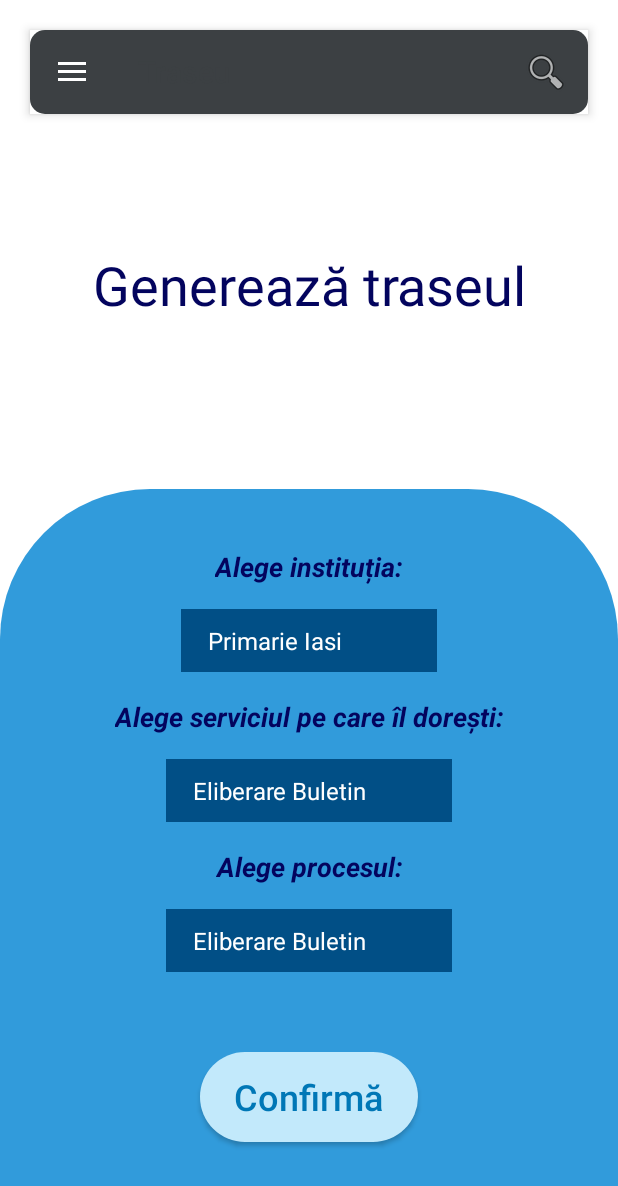
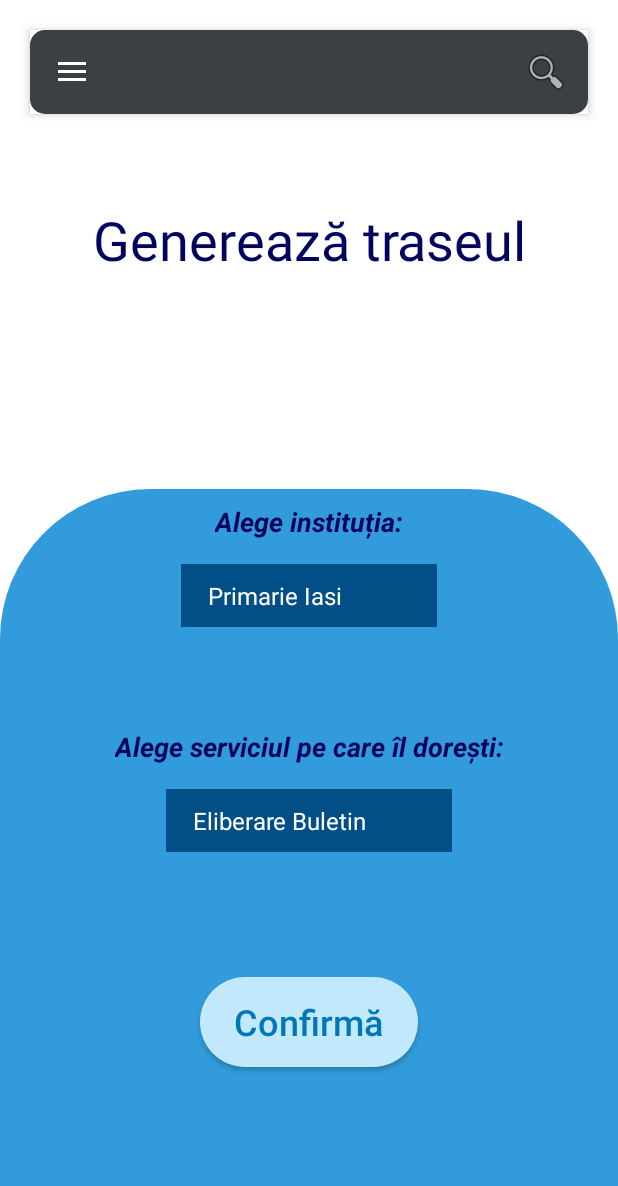
Before and after one commit to Ca3zsar/Bureaucracy-Hacks, an Android app: the screen it shows after launch (MainActivity), in the side drawer, after a tap on "Generare Traseu", on a phone screen of 412 x 824 dp. Shown: the top 1186 px of the screen. Run offline under Robolectric (Android 15) with nearby library versions, the phone set to English and light mode, and no system bars; our stand-ins replace navigation-ui.

Commit message:
Revert "Merge branch 'main' of https://github.com/Ca3zsar/Bureaucracy-Hacks into main"
This reverts commit 7d38ebb3219bd7f71df08622d59bd60eae649c08, reversing
changes made to 57436b5087904098e7f84ba358892870541f66f0.

```diff
--- a/Mobile/navBar3/app/src/main/java/com/example/navbar/ui/generareTraseu/TraseuFragment.kt
+++ b/Mobile/navBar3/app/src/main/java/com/example/navbar/ui/generareTraseu/TraseuFragment.kt
@@ -1,18 +1,16 @@
 package com.example.navbar.ui.generareTraseu
 
 import android.os.Bundle
-import android.util.Log
 import android.view.LayoutInflater
 import android.view.View
 import android.view.ViewGroup
-import android.widget.*
-import android.widget.Toast.LENGTH_LONG
+import android.widget.TextView
 import androidx.fragment.app.Fragment
 import androidx.lifecycle.Observer
 import androidx.lifecycle.ViewModelProvider
 import com.example.navbar.R
-import com.example.navbar.ui.generareTraseu.generareTraseuModel.departmentsListPost
-import com.example.navbar.ui.generareTraseu.generareTraseuRepository.generareTraseuRepository
+import com.example.navbar.ui.generareTraseu.TraseuViewModel
+
 
 class TraseuFragment : Fragment() {
 
@@ -23,9 +21,7 @@ class TraseuFragment : Fragment() {
             container: ViewGroup?,
             savedInstanceState: Bundle?
     ): View? {
-        val repository = generareTraseuRepository()
-        val viewModelFactory = departmentsListViewModelFactory(repository)
-        traseuViewModel = ViewModelProvider(this, viewModelFactory).get(TraseuViewModel::class.java)
+        traseuViewModel = ViewModelProvider(this).get(TraseuViewModel::class.java)
         val root = inflater.inflate(R.layout.fragment_traseu, container, false)
 
         val textView: TextView = root.findViewById(R.id.text_traseu);
@@ -35,50 +31,4 @@ class TraseuFragment : Fragment() {
         return root
     }
 
-    override fun onViewCreated(view: View, savedInstanceState: Bundle?) {
-        super.onViewCreated(view, savedInstanceState)
-
-        val spinner1 = view.findViewById<Spinner>(R.id.spInstitutii)
-
-        spinner1.onItemSelectedListener = object : AdapterView.OnItemSelectedListener{
-            val textView = view.findViewById<TextView>(R.id.text_traseu)
-
-            override fun onNothingSelected(parent: AdapterView<*>?) {
-                //traseuViewModel.getDepartmentsPost()
-            }
-
-            override fun onItemSelected(parent: AdapterView<*>?, view: View?, position: Int, id: Long) {
-                traseuViewModel.getDepartmentsPost()
-                traseuViewModel.myResponse1.observe(viewLifecycleOwner, Observer { response ->
-                    if (response.isSuccessful) {
-                        Log.d("Response", response.body()?.institutionName.toString())
-                        textView.text = response.body()?.institutionName.toString()
-                    }
-                    else{
-                        Log.d("Response", response.errorBody().toString())
-                        textView.text = response.code().toString()
-                        Toast.makeText(activity, textView.text, Toast.LENGTH_LONG).show()
-                    }
-                })
-            }
-        }
-
-//            val textView = view.findViewById<TextView>(R.id.text_traseu)
-//
-//            //val myPost = departmentsListPost("asd");
-//            traseuViewModel.getDepartmentsPost()
-//
-//           traseuViewModel.myResponse1.observe(viewLifecycleOwner, Observer { response ->
-//                if (response.isSuccessful) {
-//                    Log.d("Response", response.body()?.institutionName.toString())
-//                    textView.text = response.body()?.institutionName.toString()
-//              }
-//                 else{
-//                   Log.d("Response", response.errorBody().toString())
-//                   textView.text = response.code().toString()
-//                   Toast.makeText(activity, textView.text, Toast.LENGTH_LONG).show()
-//            }
-//        })
-
-    }
-  }
+}
--- a/Mobile/navBar3/app/src/main/java/com/example/navbar/ui/generareTraseu/TraseuViewModel.kt
+++ b/Mobile/navBar3/app/src/main/java/com/example/navbar/ui/generareTraseu/TraseuViewModel.kt
@@ -3,41 +3,11 @@ package com.example.navbar.ui.generareTraseu
 import androidx.lifecycle.LiveData
 import androidx.lifecycle.MutableLiveData
 import androidx.lifecycle.ViewModel
-import androidx.lifecycle.viewModelScope
-import com.example.navbar.ui.generareTraseu.generareTraseuModel.departmentsListPost
-import com.example.navbar.ui.generareTraseu.generareTraseuModel.institutionsListPost
-import com.example.navbar.ui.generareTraseu.generareTraseuModel.processesListPost
-import com.example.navbar.ui.generareTraseu.generareTraseuRepository.generareTraseuRepository
-import kotlinx.coroutines.launch
-import retrofit2.Response
 
-class TraseuViewModel(private val generareTraseuRepository: generareTraseuRepository) : ViewModel() {
+class TraseuViewModel : ViewModel() {
 
     private val _text = MutableLiveData<String>().apply {
         value = "This is traseu Fragment"
     }
     val text: LiveData<String> = _text
-
-    val myResponse1: MutableLiveData<Response<departmentsListPost>> = MutableLiveData()
-    val myResponse2: MutableLiveData<Response<institutionsListPost>> = MutableLiveData()
-    val myResponse3: MutableLiveData<Response<processesListPost>> = MutableLiveData()
-
-    fun getDepartmentsPost(){
-        viewModelScope.launch {
-            val departmentsResponse: Response<departmentsListPost> = generareTraseuRepository.getDepartmentsPost()
-            myResponse1.value = departmentsResponse
-        }
-    }
-    fun getInstitutionsPost(){
-        viewModelScope.launch {
-            val institutionsResponse: Response<institutionsListPost> = generareTraseuRepository.getInstitutionsPost()
-            myResponse2.value = institutionsResponse
-        }
-    }
-    fun getProcessesPost(){
-        viewModelScope.launch {
-            val processesResponse: Response<processesListPost> = generareTraseuRepository.getProcessesPost()
-            myResponse3.value = processesResponse
-        }
-    }
 }
--- a/Mobile/navBar3/app/src/main/java/com/example/navbar/ui/generareTraseu/departmentsListViewModelFactory.kt
+++ /dev/null
@@ -1,13 +0,0 @@
-package com.example.navbar.ui.generareTraseu
-
-import androidx.lifecycle.ViewModel
-import androidx.lifecycle.ViewModelProvider
-import com.example.navbar.ui.generareTraseu.generareTraseuRepository.generareTraseuRepository
-
-class departmentsListViewModelFactory (
-        private val repository: generareTraseuRepository
-): ViewModelProvider.Factory {
-    override fun <T : ViewModel?> create(modelClass: Class<T>): T {
-        return TraseuViewModel(repository) as T
-    }
-}
--- a/Mobile/navBar3/app/src/main/java/com/example/navbar/ui/generareTraseu/generareTraseuModel/departmentsListPost.kt
+++ /dev/null
@@ -1,5 +0,0 @@
-package com.example.navbar.ui.generareTraseu.generareTraseuModel
-
-class departmentsListPost (
-    val institutionName: String
-)
--- a/Mobile/navBar3/app/src/main/java/com/example/navbar/ui/generareTraseu/generareTraseuModel/institutionsListPost.kt
+++ /dev/null
@@ -1,5 +0,0 @@
-package com.example.navbar.ui.generareTraseu.generareTraseuModel
-
-class institutionsListPost (
-
-)
--- a/Mobile/navBar3/app/src/main/java/com/example/navbar/ui/generareTraseu/generareTraseuModel/processesListPost.kt
+++ /dev/null
@@ -1,5 +0,0 @@
-package com.example.navbar.ui.generareTraseu.generareTraseuModel
-
-class processesListPost (
-
-)
--- a/Mobile/navBar3/app/src/main/res/layout/fragment_traseu.xml
+++ b/Mobile/navBar3/app/src/main/res/layout/fragment_traseu.xml
@@ -17,15 +17,14 @@
         android:orientation="vertical"
         app:layout_constraintBottom_toBottomOf="parent"
         app:layout_constraintStart_toStartOf="parent"
-        app:layout_constraintTop_toBottomOf="@+id/titlu2"
-        app:layout_constraintVertical_bias="0.989" />
+        app:layout_constraintTop_toBottomOf="@+id/titlu2" />
 
     <Spinner
         android:id="@+id/traseuSp1"
         style="@style/Widget.AppCompat.Light.Spinner.DropDown.ActionBar"
         android:layout_width="wrap_content"
         android:layout_height="wrap_content"
-        android:layout_marginTop="330dp"
+        android:layout_marginTop="300dp"
         android:animateLayoutChanges="true"
         android:background="#014f86"
         android:clipToPadding="false"
@@ -43,30 +42,13 @@
         app:layout_constraintStart_toStartOf="parent"
         app:layout_constraintTop_toTopOf="parent"
         tools:visibility="visible" />
-        <!-- android:entries="@array/institutii" -->
+
     <Spinner
         android:id="@+id/traseuSp2"
         style="@style/Widget.AppCompat.Light.Spinner.DropDown.ActionBar"
         android:layout_width="wrap_content"
         android:layout_height="wrap_content"
-        android:layout_marginTop="430dp"
-        android:animateLayoutChanges="true"
-        android:background="#014f86"
-        android:dropDownWidth="match_parent"
-        android:entries="@array/servicii"
-        android:padding="10dip"
-        android:spinnerMode="dialog"
-        app:layout_constraintEnd_toEndOf="parent"
-        app:layout_constraintHorizontal_bias="0.5"
-        app:layout_constraintStart_toStartOf="parent"
-        app:layout_constraintTop_toTopOf="parent" />
-
-    <Spinner
-        android:id="@+id/spProcese"
-        style="@style/Widget.AppCompat.Light.Spinner.DropDown.ActionBar"
-        android:layout_width="wrap_content"
-        android:layout_height="wrap_content"
-        android:layout_marginTop="530dp"
+        android:layout_marginTop="450dp"
         android:animateLayoutChanges="true"
         android:background="#014f86"
         android:dropDownWidth="match_parent"
@@ -82,7 +64,7 @@
         android:id="@+id/traseuConfirma"
         android:layout_width="145dp"
         android:layout_height="60dp"
-        android:layout_marginTop="625dp"
+        android:layout_marginTop="575dp"
         android:background="@drawable/background_button_contact"
         android:text="Confirmă"
         android:textAllCaps="false"
@@ -167,21 +149,4 @@
         app:layout_constraintEnd_toEndOf="parent"
         app:layout_constraintStart_toStartOf="parent"
         app:layout_constraintTop_toTopOf="parent" />
-
-
-    <TextView
-        android:id="@+id/informatii3"
-        android:layout_width="wrap_content"
-        android:layout_height="wrap_content"
-        android:layout_marginBottom="16dp"
-        android:gravity="center"
-        android:text="Alege procesul:"
-        android:textColor="#03045e"
-        android:textSize="18sp"
-        android:textStyle="bold|italic"
-        app:layout_constraintBottom_toTopOf="@+id/spProcese"
-        app:layout_constraintEnd_toEndOf="parent"
-        app:layout_constraintHorizontal_bias="0.5"
-        app:layout_constraintStart_toStartOf="parent" />
-
 </androidx.constraintlayout.widget.ConstraintLayout>
```
Also changed, not shown: Mobile/navBar3/app/src/main/java/com/example/navbar/ui/generareTraseu/generareTraseuApi/departmentsListSimpleApi.kt (deleted, +0 -10 lines), Mobile/navBar3/app/src/main/java/com/example/navbar/ui/generareTraseu/generareTraseuApi/generareTraseuRetrofitInstance.kt (deleted, +0 -43 lines), Mobile/navBar3/app/src/main/java/com/example/navbar/ui/generareTraseu/generareTraseuApi/institutionsListSimpleApi.kt (deleted, +0 -12 lines), Mobile/navBar3/app/src/main/java/com/example/navbar/ui/generareTraseu/generareTraseuApi/processesListSimpleApi.kt (deleted, +0 -10 lines), Mobile/navBar3/app/src/main/java/com/example/navbar/ui/generareTraseu/generareTraseuRepository/generareTraseuRepository.kt (deleted, +0 -22 lines), Mobile/navBar3/app/src/main/java/com/example/navbar/ui/generareTraseu/generareTraseuUtil/departmentsListConstants.kt (deleted, +0 -7 lines), Mobile/navBar3/app/src/main/java/com/example/navbar/ui/generareTraseu/generareTraseuUtil/institutionsListConstants.kt (deleted, +0 -7 lines), Mobile/navBar3/app/src/main/java/com/example/navbar/ui/generareTraseu/generareTraseuUtil/processesListConstants.kt (deleted, +0 -7 lines), Mobile/navBar3/app/src/main/java/com/example/navbar/ui/generareTraseu/institutionsListViewModelFactory.kt (deleted, +0 -13 lines), Mobile/navBar3/app/src/main/java/com/example/navbar/ui/generareTraseu/processesListViewModelFactory.kt (deleted, +0 -13 lines).
